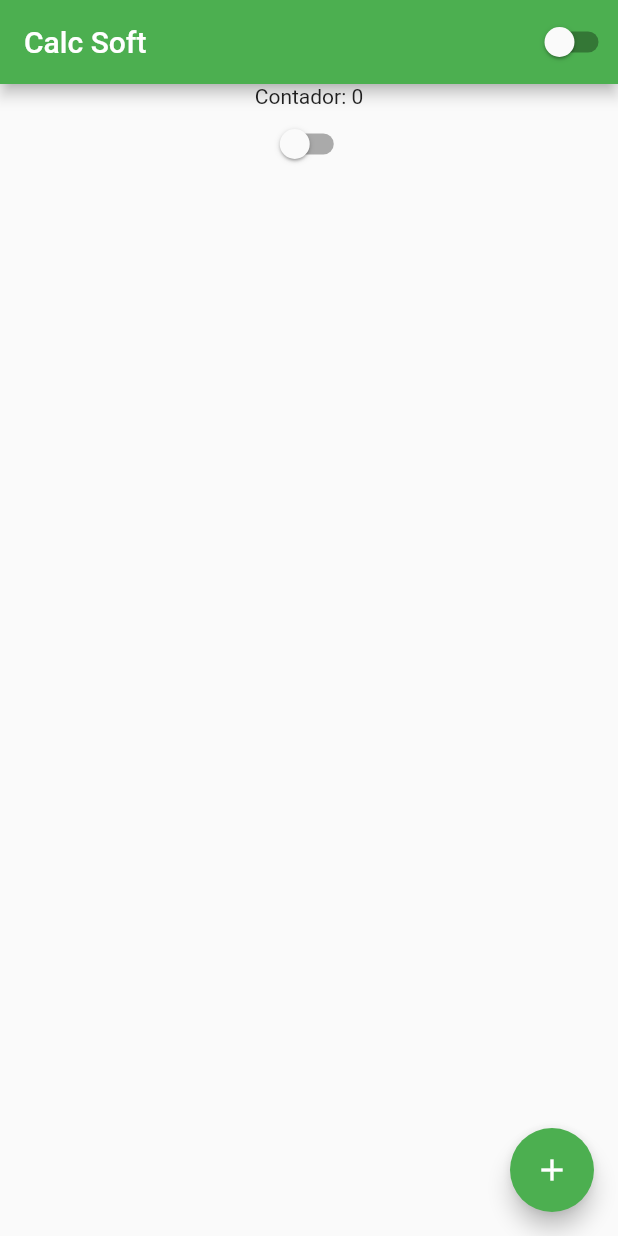
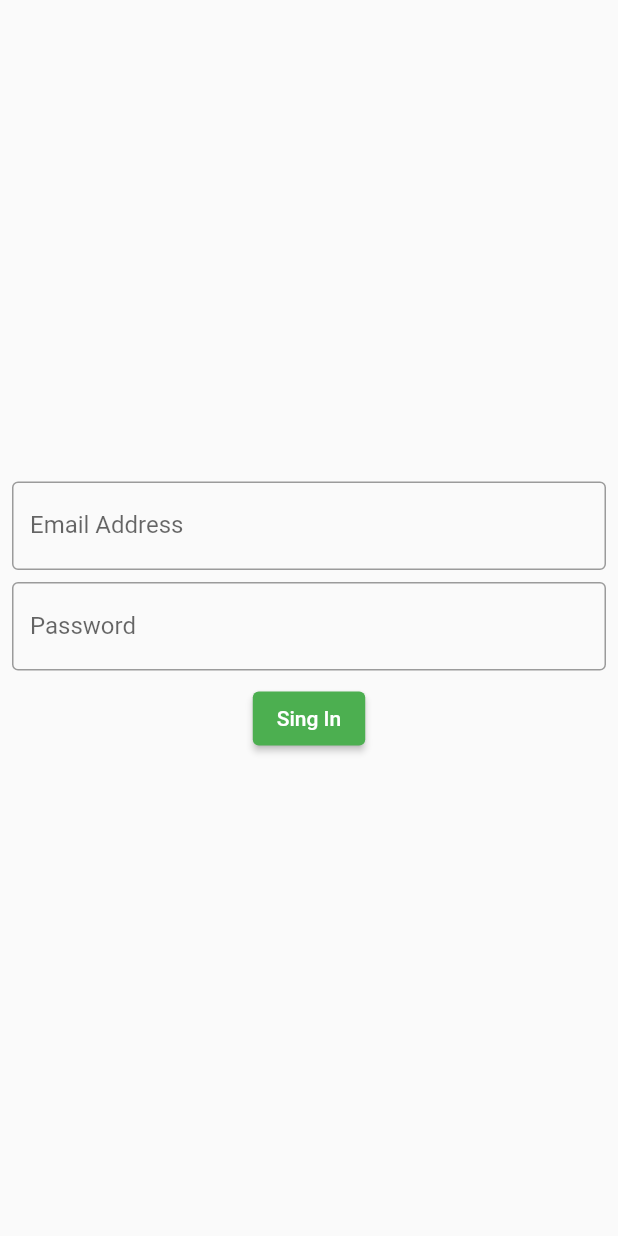
Before and after one commit to elianamsf/calc_soft, a Flutter app: the screen it shows after launch, on a phone screen of 412 x 824 dp. Run offline on Flutter 3.47's test engine with Material 2 defaults, Android fonts, the phone set to English and light mode, and no system bars.

Commit message:
login screen

```diff
--- a/lib/app_widget.dart
+++ b/lib/app_widget.dart
@@ -2,8 +2,11 @@ import 'package:flutter/material.dart';
 
 import 'app_controller.dart';
 import 'home_page.dart';
+import 'login_page.dart';
 
 class AppWidget extends StatelessWidget {
+  const AppWidget({super.key});
+
   @override
   Widget build(BuildContext context) {
     return AnimatedBuilder(
@@ -15,7 +18,8 @@ class AppWidget extends StatelessWidget {
               brightness: AppController.instance.isDartTheme
                   ? Brightness.dark
                   : Brightness.light),
-          home: HomePage(),
+          //home: HomePage(),
+          home: const LoginPage(),
         );
       },
     );
--- a/lib/home_page.dart
+++ b/lib/home_page.dart
@@ -18,18 +18,25 @@ class HomePageState extends State<HomePage> {
   Widget build(BuildContext context) {
     return Scaffold(
       appBar: AppBar(
-        title: Text("Calc Soft"),
+        title: const Text("Calc Soft"),
         iconTheme: const IconThemeData(),
-        actions: [
+        actions: const [
           CustomSwitch(),
         ],
       ),
       body: Container(
         width: double.infinity,
         height: double.infinity,
-        child: Column(children: [
+        child: Column(mainAxisAlignment: MainAxisAlignment.center, children: [
           Text('Contador: $counter'),
-          CustomSwitch(),
+          const CustomSwitch(),
+          Row(
+            children: const [
+              CustomSwitch(),
+              CustomSwitch(),
+              CustomSwitch(),
+            ],
+          )
         ]),
       ),
       floatingActionButton: FloatingActionButton(
@@ -45,6 +52,8 @@ class HomePageState extends State<HomePage> {
 }
 
 class CustomSwitch extends StatelessWidget {
+  const CustomSwitch({super.key});
+
   @override
   Widget build(BuildContext context) {
     return Switch(
--- /dev/null
+++ b/lib/login_page.dart
@@ -0,0 +1,62 @@
+import 'package:flutter/material.dart';
+import 'package:flutter/src/widgets/framework.dart';
+import 'package:flutter/src/widgets/placeholder.dart';
+
+class LoginPage extends StatefulWidget {
+  const LoginPage({super.key});
+
+  @override
+  _LoginPageState createState() => _LoginPageState();
+}
+
+class _LoginPageState extends State<LoginPage> {
+  String email = '';
+  String password = '';
+  @override
+  Widget build(BuildContext context) {
+    return Scaffold(
+      body: SingleChildScrollView(
+        child: SizedBox(
+          width: MediaQuery.of(context).size.width,
+          height: MediaQuery.of(context).size.height,
+          child: Padding(
+            padding: const EdgeInsets.all(8.0),
+            child: Column(
+              mainAxisAlignment: MainAxisAlignment.center,
+              children: [
+                TextField(
+                  onChanged: (value) {
+                    email = value;
+                  },
+                  keyboardType: TextInputType.emailAddress,
+                  decoration: const InputDecoration(
+                      labelText: 'Email Address', border: OutlineInputBorder()),
+                ),
+                const SizedBox(height: 8),
+                TextField(
+                  onChanged: (value) {
+                    password = value;
+                  },
+                  obscureText: true,
+                  decoration: const InputDecoration(
+                      labelText: 'Password', border: OutlineInputBorder()),
+                ),
+                const SizedBox(height: 8),
+                ElevatedButton(
+                  onPressed: () {
+                    if (email == 'eliana.m@email.com' && password == '123') {
+                      print('corretinho');
+                    } else {
+                      print('erradinho');
+                    }
+                  },
+                  child: const Text('Sing In'),
+                ),
+              ],
+            ),
+          ),
+        ),
+      ),
+    );
+  }
+}
```
Also changed, not shown: lib/app_widget copy.dart (deleted, +0 -18 lines), lib/home_page copy.dart (deleted, +0 -45 lines), 2 other files.
